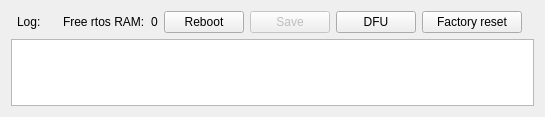
First picture: the form in res/baseclass.ui, repository Ultrawipf/OpenFFBoard-configurator, before the edit.
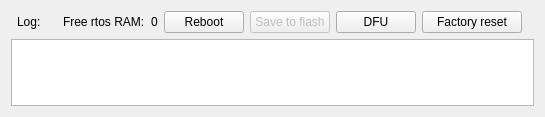
Second picture: the form after the edit.

Commit message: Moved encoder settings to widget

The edit to the form file:
```diff
--- a/res/baseclass.ui
+++ b/res/baseclass.ui
@@ -100,7 +100,7 @@
       <bool>false</bool>
      </property>
      <property name="text">
-      <string>Save</string>
+      <string>Save to flash</string>
      </property>
      <property name="checkable">
       <bool>false</bool>
```
The commit also changes 6 other files.
